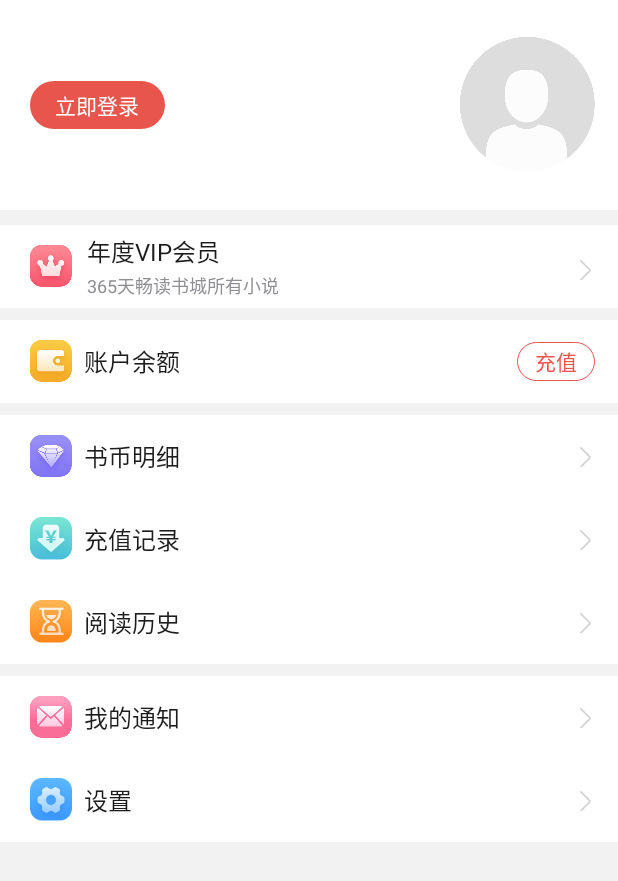
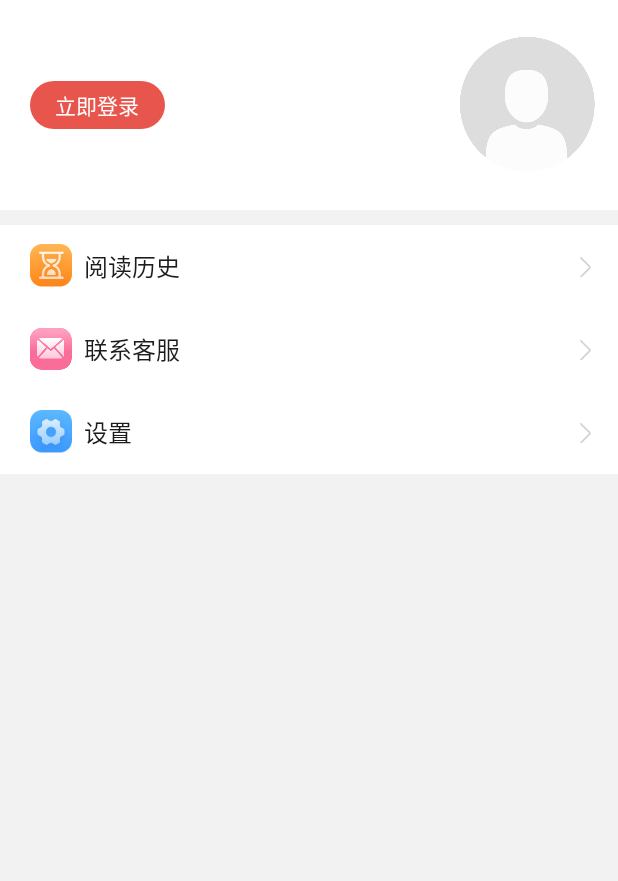
Before and after one commit to yomicom/trunk_wanshu, an Android app: the MeActivity screen opened directly, with no data from a screen before it, on a phone screen of 412 x 824 dp. Shown: the top 881 px of the screen. Run offline under Robolectric (Android 15) with nearby library versions, the phone set to English and light mode, and no system bars; our stand-ins replace ButterKnife, Dagger/Hilt's generated code; libraries missing offline, so code that uses them is left out: com.jess.arms, com.r0adkll.slidr, org.simple.eventbus, retrofit2.adapter.rxjava, rx.android.schedulers and 2 more; 5 statements that could not run were skipped.

Commit message:
test commit

```diff
--- a/app/src/main/java/com/wxb/wanshu/ui/activity/HomeActivity.java
+++ b/app/src/main/java/com/wxb/wanshu/ui/activity/HomeActivity.java
@@ -8,6 +8,5 @@ public class HomeActivity extends FragmentActivity {
     @Override
     protected void onCreate(@Nullable Bundle savedInstanceState) {
         super.onCreate(savedInstanceState);
-
     }
 }
--- a/app/src/main/res/layout/me_activity.xml
+++ b/app/src/main/res/layout/me_activity.xml
@@ -71,7 +71,8 @@
         android:gravity="center_vertical"
         android:orientation="horizontal"
         android:paddingLeft="@dimen/setting_left"
-        android:paddingRight="@dimen/setting_right">
+        android:paddingRight="@dimen/setting_right"
+        android:visibility="gone">
 
         <ImageView
             android:layout_width="wrap_content"
@@ -113,7 +114,8 @@
         android:gravity="center_vertical"
         android:orientation="horizontal"
         android:paddingLeft="@dimen/setting_left"
-        android:paddingRight="@dimen/setting_right">
+        android:paddingRight="@dimen/setting_right"
+        android:visibility="gone">
 
         <ImageView
             android:layout_width="wrap_content"
@@ -156,7 +158,8 @@
         android:drawableLeft="@mipmap/ic_me_coin"
         android:drawablePadding="@dimen/drawable_padding_normal"
         android:drawableRight="@mipmap/icon_next_activity"
-        android:text="书币明细" />
+        android:text="书币明细"
+        android:visibility="gone"/>
 
     <TextView
         android:id="@+id/tv_chongzhi_record"
@@ -164,25 +167,24 @@
         android:drawableLeft="@mipmap/ic_me_add"
         android:drawablePadding="@dimen/drawable_padding_normal"
         android:drawableRight="@mipmap/icon_next_activity"
-        android:text="@string/chongzhi_record" />
+        android:text="@string/chongzhi_record"
+        android:visibility="gone"/>
 
     <TextView
         android:id="@+id/tv_read_history"
         style="@style/style_me_next"
+        android:layout_marginTop="10dp"
         android:drawableLeft="@mipmap/ic_me_history"
         android:drawablePadding="@dimen/drawable_padding_normal"
         android:drawableRight="@mipmap/icon_next_activity"
         android:text="@string/history_record" />
-
-
     <TextView
         android:id="@+id/tv_message"
         style="@style/style_me_next"
-        android:layout_marginTop="8dp"
         android:drawableLeft="@mipmap/ic_me_note"
         android:drawablePadding="@dimen/drawable_padding_normal"
         android:drawableRight="@mipmap/icon_next_activity"
-        android:text="我的通知" />
+        android:text="联系客服" />
 
     <TextView
         android:id="@+id/tv_setting"
```
